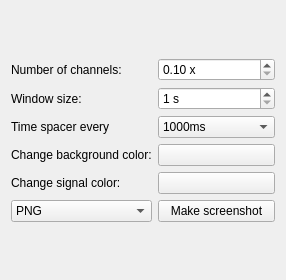
This is libraries/disp/viewers/formfiles/channeldatasettingsview.ui in mne-tools/mne-cpp as Qt 5 draws it before an edit. The edited form follows.
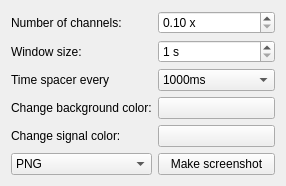
This is the edited form.

Patch:
```diff
--- a/libraries/disp/viewers/formfiles/channeldatasettingsview.ui
+++ b/libraries/disp/viewers/formfiles/channeldatasettingsview.ui
@@ -7,7 +7,7 @@
     <x>0</x>
     <y>0</y>
     <width>286</width>
-    <height>280</height>
+    <height>179</height>
    </rect>
   </property>
   <property name="sizePolicy">
```
